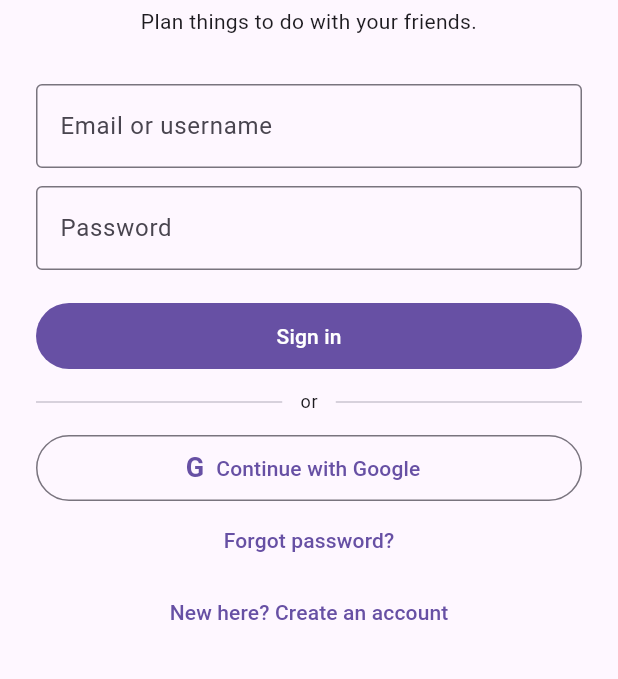
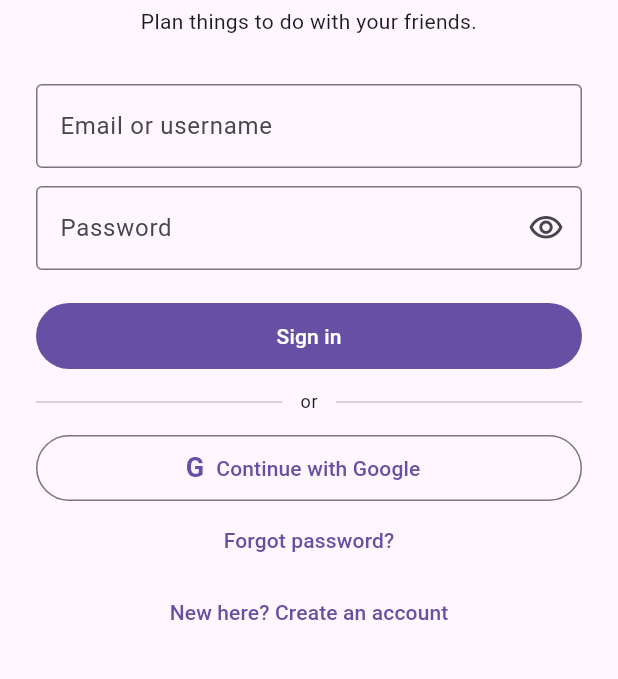
Before and after one commit to kangjin97/project1.0, a Flutter app: the AuthPage screen opened directly, on a phone screen of 412 x 824 dp, the part 372-1051 px from its top. Run offline on Flutter 3.47's test engine with Material 3 defaults, Android fonts, the phone set to English and light mode, and no system bars; our stand-ins replace flutter_riverpod, flutter_timezone, geolocator, go_router, image_picker, pdf and 4 more; missing offline and left inert: dart:js_interop, excel; accounts and stored records are empty.

Commit message:
Confirm password on sign-up and a show/hide button on password fields
Sign-up asks for the password twice and refuses a mismatch ("Passwords
don't match"). Every password field (sign-in, sign-up, the reset page,
Change password) is now a shared PasswordField with an eye button to
show or hide what's typed; it also turns off autocorrect and
suggestions.

Co-Authored-By: Claude Opus 5.5 <noreply@anthropic.com>

```diff
--- a/app/lib/features/auth/auth_page.dart
+++ b/app/lib/features/auth/auth_page.dart
@@ -9,6 +9,7 @@ import '../../data/auth_repository.dart';
 import '../../data/groups_repository.dart';
 import '../../data/profile_repository.dart';
 import '../../widgets/dialogs.dart';
+import '../../widgets/password_field.dart';
 
 final _usernamePattern = RegExp(r'^[a-z0-9_]{3,30}$');
 
@@ -23,6 +24,7 @@ class _AuthPageState extends ConsumerState<AuthPage> {
   final _form = GlobalKey<FormState>();
   final _email = TextEditingController();
   final _password = TextEditingController();
+  final _confirm = TextEditingController();
   final _username = TextEditingController();
   final _displayName = TextEditingController();
   bool _signUp = false;
@@ -31,7 +33,7 @@ class _AuthPageState extends ConsumerState<AuthPage> {
 
   @override
   void dispose() {
-    for (final c in [_email, _password, _username, _displayName]) {
+    for (final c in [_email, _password, _confirm, _username, _displayName]) {
       c.dispose();
     }
     super.dispose();
@@ -164,13 +166,21 @@ class _AuthPageState extends ConsumerState<AuthPage> {
                     },
                   ),
                   const SizedBox(height: 12),
-                  TextFormField(
+                  PasswordField(
                     controller: _password,
-                    decoration: const InputDecoration(labelText: 'Password', border: OutlineInputBorder()),
-                    obscureText: true,
-                    onFieldSubmitted: (_) => _submit(),
+                    label: 'Password',
+                    onFieldSubmitted: (_) => _signUp ? null : _submit(),
                     validator: (v) => (v ?? '').length >= 8 ? null : 'At least 8 characters',
                   ),
+                  if (_signUp) ...[
+                    const SizedBox(height: 12),
+                    PasswordField(
+                      controller: _confirm,
+                      label: 'Confirm password',
+                      onFieldSubmitted: (_) => _submit(),
+                      validator: (v) => v == _password.text ? null : 'Passwords don’t match',
+                    ),
+                  ],
                   if (_error != null) ...[
                     const SizedBox(height: 12),
                     Text(_error!, style: TextStyle(color: theme.colorScheme.error)),
--- /dev/null
+++ b/app/lib/widgets/password_field.dart
@@ -0,0 +1,46 @@
+import 'package:flutter/material.dart';
+
+/// A password box with an eye button to show or hide what's typed (#109).
+/// Every password the app asks for uses it.
+class PasswordField extends StatefulWidget {
+  const PasswordField({
+    super.key,
+    required this.controller,
+    required this.label,
+    this.validator,
+    this.onFieldSubmitted,
+    this.border = const OutlineInputBorder(),
+  });
+
+  final TextEditingController controller;
+  final String label;
+  final FormFieldValidator<String>? validator;
+  final ValueChanged<String>? onFieldSubmitted;
+  final InputBorder border;
+
+  @override
+  State<PasswordField> createState() => _PasswordFieldState();
+}
+
+class _PasswordFieldState extends State<PasswordField> {
+  bool _hidden = true;
+
+  @override
+  Widget build(BuildContext context) => TextFormField(
+        controller: widget.controller,
+        obscureText: _hidden,
+        autocorrect: false,
+        enableSuggestions: false,
+        onFieldSubmitted: widget.onFieldSubmitted,
+        validator: widget.validator,
+        decoration: InputDecoration(
+          labelText: widget.label,
+          border: widget.border,
+          suffixIcon: IconButton(
+            tooltip: _hidden ? 'Show password' : 'Hide password',
+            icon: Icon(_hidden ? Icons.visibility_outlined : Icons.visibility_off_outlined),
+            onPressed: () => setState(() => _hidden = !_hidden),
+          ),
+        ),
+      );
+}
```
Also changed, not shown: app/lib/features/auth/reset_password_page.dart (+5 -6 lines), app/lib/features/profile/profile_page.dart (+7 -10 lines), 5 other files.
